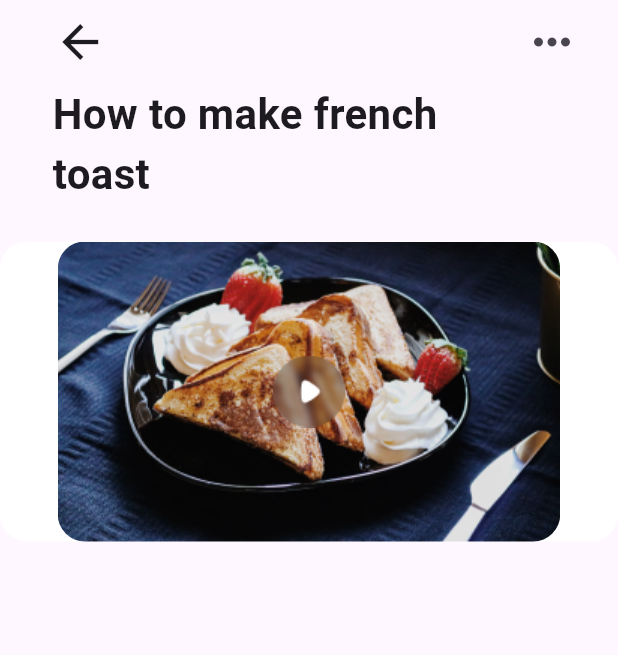
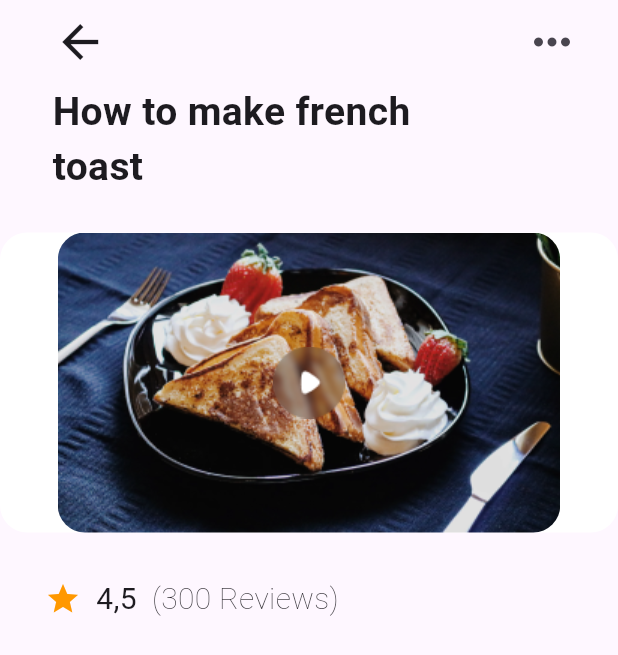
Before and after one commit to Gbeminiyi-S/foodrecipe, a Flutter app: the screen it shows after launch, on a phone screen of 412 x 824 dp. Shown: the top 655 px of the screen. Run offline on Flutter 3.47's test engine with Material 3 defaults, Android fonts, the phone set to English and light mode, and no system bars.

Commit message:
Add review section

```diff
--- a/food_recipe/lib/main.dart
+++ b/food_recipe/lib/main.dart
@@ -36,7 +36,7 @@ class _HomePageState extends State<HomePage> {
               child: Text(
                 "How to make french\ntoast",
                 style: TextStyle(
-                  fontSize: 28,
+                  fontSize: 26,
                   fontWeight: FontWeight.bold,
                 ),
               ),
@@ -44,6 +44,7 @@ class _HomePageState extends State<HomePage> {
             VideoSection(
                 bgImg: "assets/images/pizza_dish.png",
                 frImg: "assets/images/play_button.png"),
+            RatingSection(),
           ],
         ));
   }
@@ -90,10 +91,10 @@ class VideoSection extends StatelessWidget {
   Widget build(BuildContext context) {
     return Container(
       alignment: Alignment.center,
-      height: 200, // Set your desired height
+      height: 200,
       decoration: BoxDecoration(
-        borderRadius: BorderRadius.circular(18), // Rounded corners
-        color: Colors.white, // Optional background color
+        borderRadius: BorderRadius.circular(18),
+        color: Colors.white,
       ),
       child: Stack(
         alignment: Alignment.center,
@@ -115,3 +116,28 @@ class VideoSection extends StatelessWidget {
     );
   }
 }
+
+class RatingSection extends StatelessWidget {
+  const RatingSection({super.key});
+
+  @override
+  Widget build(BuildContext context) {
+    return const Padding(
+        padding: EdgeInsets.all(30.0),
+        child: Row(
+          children: [
+            Icon(Icons.star, color: Colors.orange),
+            SizedBox(width: 10), // Add equal spacing between items
+            Text(
+              "4,5",
+              style: TextStyle(fontSize: 20),
+            ),
+            SizedBox(width: 10), // Add equal spacing between items
+            Text(
+              "(300 Reviews)",
+              style: TextStyle(fontWeight: FontWeight.w200, fontSize: 20),
+            ),
+          ],
+        ));
+  }
+}
```
